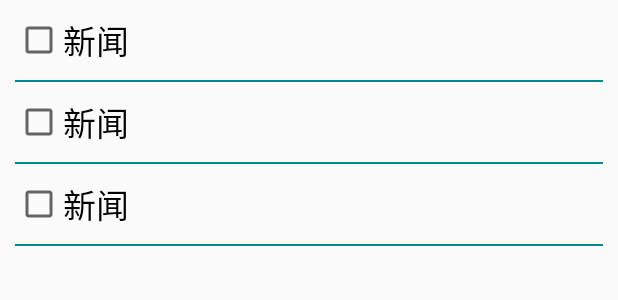
After one commit to yuqiaodan/TomatoStudy, an Android app: the layout dialog_channel_select.xml on its own in the app's theme, with its tools: preview values and no code run, on a phone screen of 412 x 824 dp. The commit adds this screen. Shown: the top 300 px of the screen. Run offline under Robolectric (Android 15) with nearby library versions, the phone set to English and light mode, and no system bars.

Commit message:
增加新闻频道动态选择弹窗 出现频道乱序问题 等待修复

```diff
--- a/TomatoApp/src/main/java/swust/yuqiaodan/tomatoapp/mvp/ui/adapter/MainNewsFragmentTabAdapter.java
+++ b/TomatoApp/src/main/java/swust/yuqiaodan/tomatoapp/mvp/ui/adapter/MainNewsFragmentTabAdapter.java
@@ -11,7 +11,7 @@ import swust.yuqiaodan.tomatoapp.app.Constants;
 
 //首页新闻fragment适配器
 public class MainNewsFragmentTabAdapter extends FragmentPagerAdapter {
-    private String[] mTitles = Constants.getChannelSelected().toArray(new String[0]);
+    private String[] mTitles;
 
     private List<Fragment> fragments;
 
--- /dev/null
+++ b/TomatoApp/src/main/res/layout/dialog_channel_select.xml
@@ -0,0 +1,14 @@
+<?xml version="1.0" encoding="utf-8"?>
+<LinearLayout xmlns:android="http://schemas.android.com/apk/res/android"
+    android:layout_width="match_parent"
+    android:layout_height="wrap_content"
+    xmlns:tools="http://schemas.android.com/tools">
+
+    <android.support.v7.widget.RecyclerView
+        android:id="@+id/channel_list"
+        android:layout_width="match_parent"
+        android:layout_height="wrap_content"
+        tools:listitem="@layout/item_channel_list"/>
+
+
+</LinearLayout>
--- /dev/null
+++ b/TomatoApp/src/main/res/layout/item_channel_list.xml
@@ -0,0 +1,29 @@
+<?xml version="1.0" encoding="utf-8"?>
+<LinearLayout xmlns:android="http://schemas.android.com/apk/res/android"
+    android:layout_width="match_parent"
+    android:layout_height="wrap_content"
+    android:orientation="vertical"
+    android:gravity="center"
+    >
+
+    <CheckBox
+        android:id="@+id/checkbox_channel"
+        android:layout_width="match_parent"
+        android:layout_height="wrap_content"
+        android:text="新闻"
+        android:textSize="22sp"
+        android:textColor="@color/black"
+        android:layout_margin="10dp"
+
+        />
+
+    <View
+        android:layout_width="match_parent"
+        android:layout_height="1dp"
+        android:background="@color/darkcyan"
+        android:layout_marginLeft="10dp"
+        android:layout_marginRight="10dp"
+
+        />
+
+</LinearLayout>
```
Also changed, not shown: TomatoApp/src/main/java/swust/yuqiaodan/tomatoapp/app/Constants.java (+10 -10 lines), TomatoApp/src/main/java/swust/yuqiaodan/tomatoapp/app/utils/DataHelperExtension.java (added, +44 -0 lines), TomatoApp/src/main/java/swust/yuqiaodan/tomatoapp/mvp/ui/adapter/ChannelListAdapter.java (added, +66 -0 lines), TomatoApp/src/main/java/swust/yuqiaodan/tomatoapp/mvp/ui/fragment/HomeFragment.java (+115 -4 lines).
